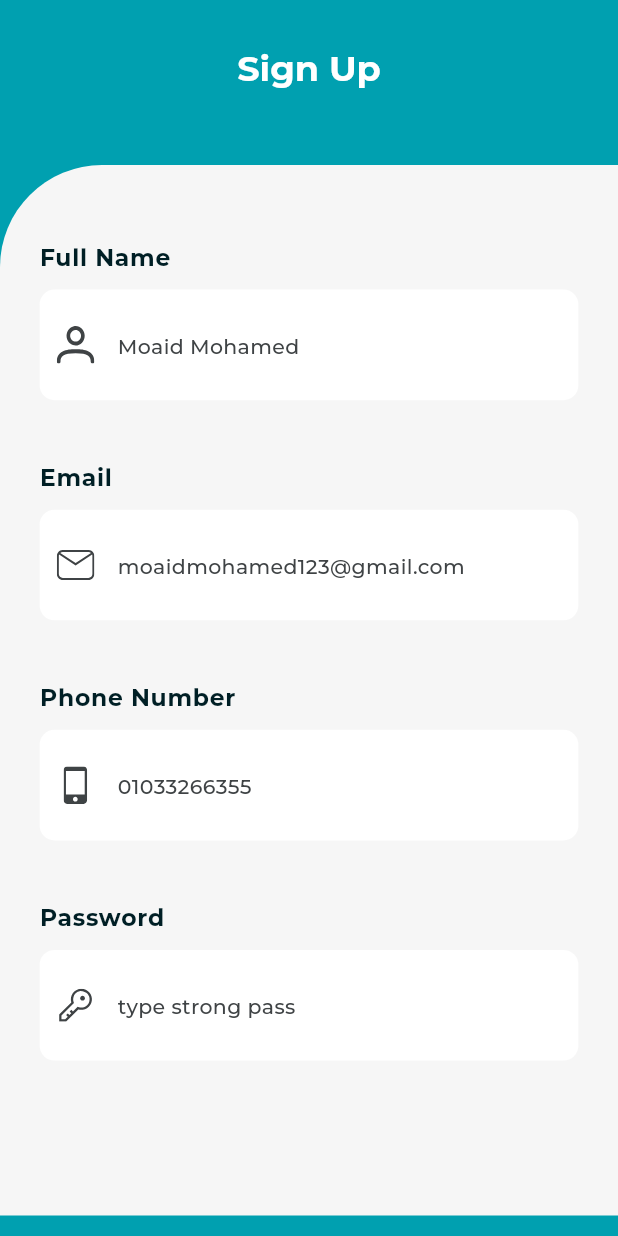
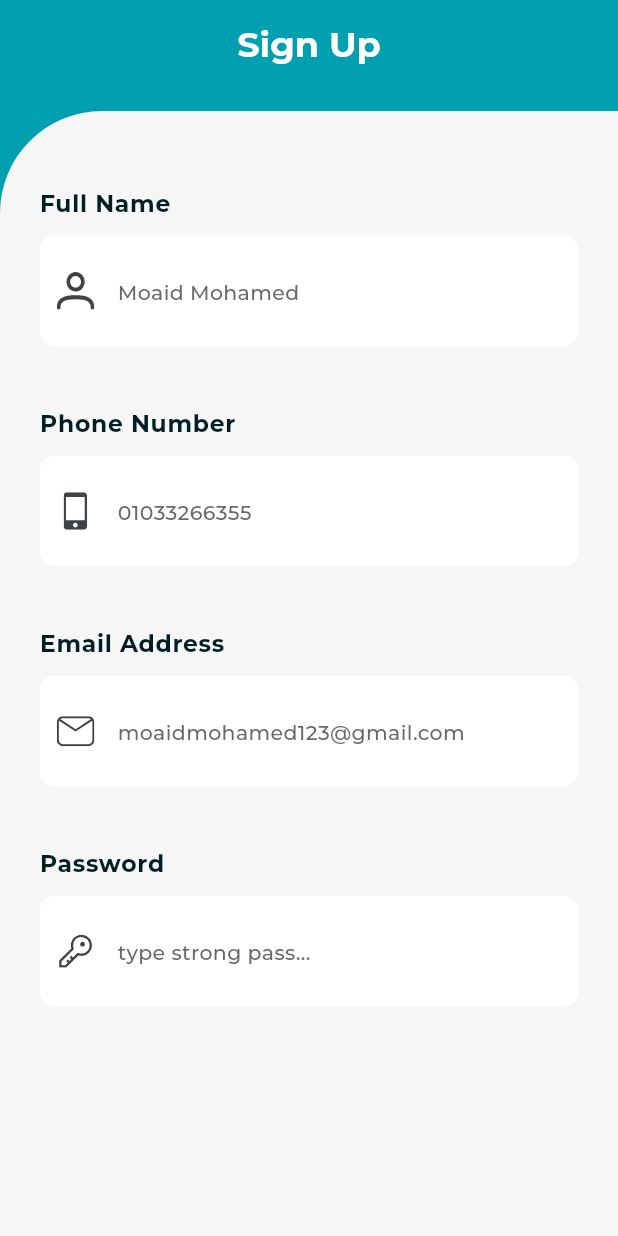
Before and after one commit to devmoaid1/furnit_ar, a Flutter app: the screen it shows after launch, on a phone screen of 412 x 824 dp. Run offline on Flutter 3.47's test engine with Material 2 defaults, Android fonts, the phone set to English and light mode, and no system bars; drawn by our look-alikes of flutter_form_builder; our stand-ins replace flutter_screenutil, flutter_svg, go_router.

Commit message:
added form section widget

```diff
--- a/lib/presentation/register/views/register_view.dart
+++ b/lib/presentation/register/views/register_view.dart
@@ -1,15 +1,19 @@
 import 'package:flutter/material.dart';
 import 'package:furnit_ar/core/utils/extensions/app_context.dart';
 import 'package:furnit_ar/presentation/register/widgets/register_body.dart';
+
+import '../../widgets/keyboard_dissmisble.dart';
 
 class RegisterView extends StatelessWidget {
   const RegisterView({super.key});
 
   @override
   Widget build(BuildContext context) {
-    return Scaffold(
-      backgroundColor: context.appTheme.primaryColor,
-      body: const RegisterBody(),
+    return KeyboardDissmisable(
+      child: Scaffold(
+        backgroundColor: context.appTheme.primaryColor,
+        body: const RegisterBody(),
+      ),
     );
   }
 }
--- a/lib/presentation/register/widgets/register_body.dart
+++ b/lib/presentation/register/widgets/register_body.dart
@@ -10,20 +10,18 @@ class RegisterBody extends StatelessWidget {
   @override
   Widget build(BuildContext context) {
     return SafeArea(
-      child: SingleChildScrollView(
       child: Column(
         crossAxisAlignment: CrossAxisAlignment.center,
         children: [
-            31.vSpace,
+          15.vSpace,
           Text(
             'Sign Up',
             style: context.appTextTheme.headlineLarge!.copyWith(
                 color: context.appTheme.colorScheme.onPrimaryContainer),
           ),
-            50.vSpace,
+          30.vSpace,
           const RegisterDetailsSection()
         ],
-        ),
       ),
     );
   }
--- a/lib/presentation/register/widgets/register_details_section.dart
+++ b/lib/presentation/register/widgets/register_details_section.dart
@@ -5,7 +5,7 @@ import 'package:furnit_ar/core/constants/layouts.dart';
 import 'package:furnit_ar/core/utils/extensions/app_context.dart';
 import 'package:furnit_ar/core/utils/extensions/spaces.dart';
 import 'package:furnit_ar/presentation/widgets/custom_svg_visual.dart';
-import 'package:furnit_ar/presentation/widgets/furnitar_textfield.dart';
+import 'package:furnit_ar/presentation/widgets/form_section.dart';
 
 class RegisterDetailsSection extends StatefulWidget {
   const RegisterDetailsSection({
@@ -33,12 +33,14 @@ class _RegisterDetailsSectionState extends State<RegisterDetailsSection> {
 
   @override
   Widget build(BuildContext context) {
-    return Container(
-      height: context.screenHeight * 0.85,
+    return Expanded(
+      child: Container(
         padding: AppLayouts.kScaffoldPadding,
         decoration: BoxDecoration(
             color: context.appTheme.scaffoldBackgroundColor,
-          borderRadius: const BorderRadius.only(topLeft: Radius.circular(68))),
+            borderRadius:
+                const BorderRadius.only(topLeft: Radius.circular(68))),
+        child: SingleChildScrollView(
           child: Column(
             children: [
               FormBuilder(
@@ -47,78 +49,55 @@ class _RegisterDetailsSectionState extends State<RegisterDetailsSection> {
                     crossAxisAlignment: CrossAxisAlignment.start,
                     children: [
                       50.vSpace,
-                  Text(
-                    'Full Name',
-                    style: context.appTextTheme.bodyLarge!
-                        .copyWith(fontWeight: FontWeight.w600),
-                  ),
-                  10.vSpace,
-                  FurnitArTextField(
-                    name: 'fullName',
+                      FormSection(
+                        title: 'Full Name',
+                        fieldName: 'fullName',
                         hintText: 'Moaid Mohamed',
                         prefixIcon: IconButton(
                             onPressed: () {},
                             icon: const CustomSvgVisual(
                               iconPath: AppAssets.userIcon,
                             )),
-                    fillColor: context.appTheme.colorScheme.onPrimaryContainer,
                       ),
                       40.vSpace,
-                  Text(
-                    'Email',
-                    style: context.appTextTheme.bodyLarge!
-                        .copyWith(fontWeight: FontWeight.w600),
+                      FormSection(
+                        title: 'Phone Number',
+                        fieldName: 'phone',
+                        hintText: '01033266355',
+                        prefixIcon: IconButton(
+                            onPressed: () {},
+                            icon: const CustomSvgVisual(
+                              iconPath: AppAssets.phoneIcon,
+                            )),
                       ),
-                  10.vSpace,
-                  FurnitArTextField(
-                    name: 'email',
+                      40.vSpace,
+                      FormSection(
+                        title: 'Email Address',
+                        fieldName: 'email',
                         hintText: 'moaidmohamed123@gmail.com',
                         prefixIcon: IconButton(
                             onPressed: () {},
                             icon: const CustomSvgVisual(
                               iconPath: AppAssets.emailIcon,
                             )),
-                    fillColor: context.appTheme.colorScheme.onPrimaryContainer,
                       ),
                       40.vSpace,
-                  Text(
-                    'Phone Number',
-                    style: context.appTextTheme.bodyLarge!
-                        .copyWith(fontWeight: FontWeight.w600),
-                  ),
-                  10.vSpace,
-                  FurnitArTextField(
-                    name: 'phoneNumber',
-                    hintText: '01033266355',
-                    prefixIcon: IconButton(
-                        onPressed: () {},
-                        icon: const CustomSvgVisual(
-                          iconPath: AppAssets.phoneIcon,
-                        )),
-                    fillColor: context.appTheme.colorScheme.onPrimaryContainer,
-                  ),
-                  40.vSpace,
-                  Text(
-                    'Password',
-                    style: context.appTextTheme.bodyLarge!
-                        .copyWith(fontWeight: FontWeight.w600),
-                  ),
-                  10.vSpace,
-                  FurnitArTextField(
-                    name: 'password',
-                    hintText: 'type strong pass',
-                    obsecure: true,
+                      FormSection(
+                        title: 'Password',
+                        fieldName: 'password',
+                        hintText: 'type strong pass...',
                         prefixIcon: IconButton(
                             onPressed: () {},
                             icon: const CustomSvgVisual(
                               iconPath: AppAssets.passwordIcon,
                             )),
-                    fillColor: context.appTheme.colorScheme.onPrimaryContainer,
-                  )
+                      ),
                     ],
                   ))
             ],
           ),
+        ),
+      ),
     );
   }
 }
--- a/lib/presentation/widgets/custom_svg_visual.dart
+++ b/lib/presentation/widgets/custom_svg_visual.dart
@@ -18,9 +18,9 @@ class CustomSvgVisual extends StatelessWidget {
   @override
   Widget build(BuildContext context) {
     return SizedBox(
+      height: height,
+      width: width,
       child: SvgPicture.asset(
-        height: height,
-        width: width,
         iconPath,
         fit: boxFit ?? BoxFit.contain,
       ),
--- /dev/null
+++ b/lib/presentation/widgets/form_section.dart
@@ -0,0 +1,57 @@
+import 'package:flutter/material.dart';
+import 'package:furnit_ar/core/utils/extensions/app_context.dart';
+import 'package:furnit_ar/core/utils/extensions/spaces.dart';
+
+import 'furnitar_textfield.dart';
+
+class FormSection extends StatelessWidget {
+  final String title;
+  final String fieldName;
+  final String hintText;
+  final bool? isReadOnly;
+  final bool? isObsecure;
+  final Widget? suffixIcon;
+  final Widget? prefixIcon;
+  final String? intialValue;
+  final Function(String?)? onChanged;
+  final FormFieldValidator<String>? validator;
+
+  const FormSection(
+      {super.key,
+      required this.title,
+      required this.fieldName,
+      required this.hintText,
+      this.isReadOnly,
+      this.isObsecure,
+      this.suffixIcon,
+      this.prefixIcon,
+      this.intialValue,
+      this.onChanged,
+      this.validator});
+
+  @override
+  Widget build(BuildContext context) {
+    return Column(
+      crossAxisAlignment: CrossAxisAlignment.start,
+      children: [
+        Text(
+          title,
+          style: context.appTextTheme.bodyLarge!
+              .copyWith(fontWeight: FontWeight.w600),
+        ),
+        10.vSpace,
+        FurnitArTextField(
+          name: fieldName,
+          hintText: hintText,
+          onChanged: onChanged,
+          intialValue: intialValue,
+          obsecure: isObsecure,
+          readOnly: isReadOnly,
+          suffixIcon: suffixIcon,
+          prefixIcon: prefixIcon,
+          fillColor: context.appTheme.colorScheme.onPrimaryContainer,
+        ),
+      ],
+    );
+  }
+}
--- a/lib/presentation/widgets/furnitar_textfield.dart
+++ b/lib/presentation/widgets/furnitar_textfield.dart
@@ -57,7 +57,7 @@ class FurnitArTextField extends StatelessWidget {
         isDense: true,
         hintText: hintText,
         hintStyle: context.appTextTheme.bodyMedium
-            ?.copyWith(color: AppColorsLight.kIconColor),
+            ?.copyWith(color: AppColorsLight.kIconColor.withOpacity(0.8)),
         errorStyle: context.appTextTheme.bodyMedium
             ?.copyWith(color: AppColorsLight.kErrorColor),
         filled: true,
```
Also changed, not shown: pubspec.yaml (+0 -16 lines). Lines whose indentation alone changed are shown as unchanged.
